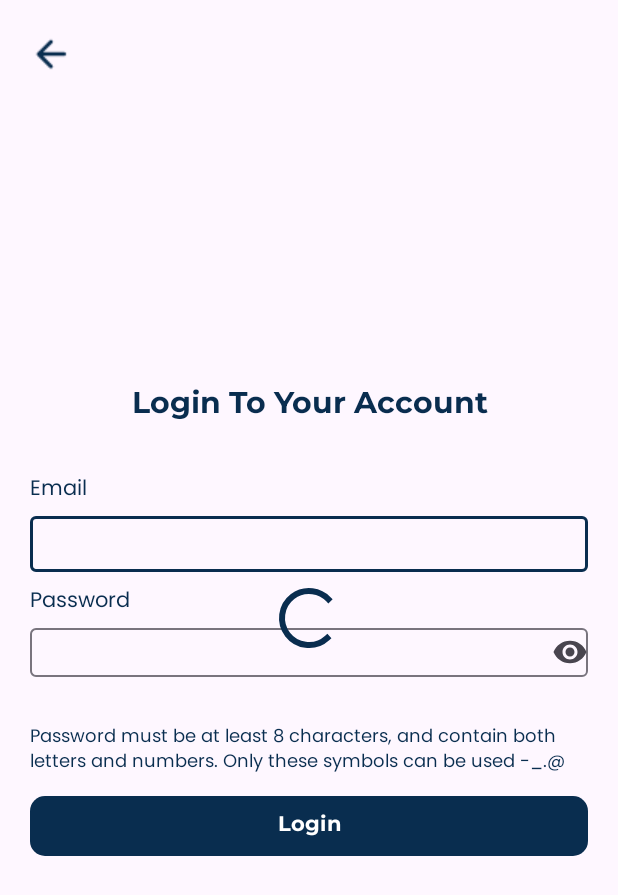
After one commit to Amoure-Fashion-Rent/app-amoure, an Android app: the layout activity_login.xml on its own in the app's theme, with its tools: preview values and no code run, on a phone screen of 412 x 824 dp. The commit adds this screen. Shown: the top 895 px of the screen. Run offline under Robolectric (Android 15) with nearby library versions, the phone set to English and light mode, and no system bars.

Commit message:
feat: add login page

```diff
--- /dev/null
+++ b/app/src/main/java/com/amoure/amoure/customview/EditTextPassword.kt
@@ -0,0 +1,41 @@
+package com.amoure.amoure.customview
+
+import android.content.Context
+import android.graphics.Canvas
+import android.text.Editable
+import android.text.InputType
+import android.text.TextWatcher
+import android.util.AttributeSet
+import android.view.MotionEvent
+import android.view.View
+import androidx.appcompat.widget.AppCompatEditText
+
+class EditTextPassword @JvmOverloads constructor(
+    context: Context, attrs: AttributeSet? = null
+) : AppCompatEditText(context, attrs), View.OnTouchListener {
+
+    init {
+        setOnTouchListener(this)
+        inputType = InputType.TYPE_CLASS_TEXT or InputType.TYPE_TEXT_VARIATION_PASSWORD
+
+        addTextChangedListener(object : TextWatcher {
+            override fun beforeTextChanged(s: CharSequence, start: Int, count: Int, after: Int) {
+            }
+
+            override fun onTextChanged(s: CharSequence, start: Int, before: Int, count: Int) {
+            }
+
+            override fun afterTextChanged(s: Editable) {
+            }
+        })
+    }
+
+    override fun onDraw(canvas: Canvas) {
+        super.onDraw(canvas)
+        textAlignment = View.TEXT_ALIGNMENT_VIEW_START
+    }
+
+    override fun onTouch(v: View?, event: MotionEvent): Boolean {
+        return false
+    }
+}
--- /dev/null
+++ b/app/src/main/java/com/amoure/amoure/data/request/LoginRequest.kt
@@ -0,0 +1,6 @@
+package com.amoure.amoure.data.request
+
+data class LoginRequest (
+    var email: String,
+    var password: String,
+)
--- a/app/src/main/java/com/amoure/amoure/data/response/ErrorsResponse.kt
+++ b/app/src/main/java/com/amoure/amoure/data/response/ErrorResponse.kt
@@ -2,11 +2,6 @@ package com.amoure.amoure.data.response
 
 import com.google.gson.annotations.SerializedName
 
-data class ErrorsResponse(
-
-	@field:SerializedName("ErrorsResponse")
-	val errorsResponse: List<ErrorResponse?>? = null
-)
 
 data class ErrorResponse(
 
--- /dev/null
+++ b/app/src/main/res/layout/activity_login.xml
@@ -0,0 +1,154 @@
+<?xml version="1.0" encoding="utf-8"?>
+<androidx.constraintlayout.widget.ConstraintLayout xmlns:android="http://schemas.android.com/apk/res/android"
+    xmlns:app="http://schemas.android.com/apk/res-auto"
+    xmlns:tools="http://schemas.android.com/tools"
+    android:id="@+id/main"
+    android:layout_width="match_parent"
+    android:layout_height="match_parent"
+    tools:context=".ui.login.LoginActivity">
+
+    <androidx.constraintlayout.widget.Guideline
+        android:id="@+id/guideline"
+        android:layout_width="match_parent"
+        android:layout_height="match_parent"
+        android:orientation="horizontal"
+        app:layout_constraintGuide_percent="0.3"/>
+
+    <TextView
+        android:id="@+id/tv_login_account"
+        android:layout_width="match_parent"
+        android:layout_height="wrap_content"
+        android:layout_marginHorizontal="20dp"
+        android:layout_marginVertical="8dp"
+        android:textSize="20sp"
+        android:text="@string/login_account"
+        android:gravity="center"
+        style="@style/TextHeadline3"
+        app:layout_constraintTop_toBottomOf="@+id/guideline"
+        app:layout_constraintStart_toStartOf="parent"
+        app:layout_constraintEnd_toEndOf="parent"/>
+
+
+    <TextView
+        android:id="@+id/tv_login_email"
+        android:layout_width="wrap_content"
+        android:layout_height="wrap_content"
+        android:text="@string/email"
+        android:textColor="@color/navy_blue_700"
+        android:layout_marginHorizontal="20dp"
+        android:layout_marginTop="30dp"
+        android:labelFor="@+id/ed_login_email"
+        app:layout_constraintTop_toBottomOf="@+id/tv_login_account"
+        app:layout_constraintStart_toStartOf="parent"/>
+
+    <com.google.android.material.textfield.TextInputLayout
+        android:id="@+id/edl_login_email"
+        style="@style/Widget.Material3.TextInputLayout.OutlinedBox"
+        android:layout_width="match_parent"
+        android:layout_height="wrap_content"
+        android:layout_marginHorizontal="20dp"
+        android:layout_marginBottom="12dp"
+        app:endIconMinSize="20dp"
+        app:layout_constraintTop_toBottomOf="@+id/tv_login_email"
+        app:layout_constraintStart_toStartOf="parent"
+        app:layout_constraintEnd_toEndOf="parent">
+
+        <com.google.android.material.textfield.TextInputEditText
+            android:id="@+id/ed_login_email"
+            android:layout_width="match_parent"
+            android:layout_height="wrap_content"
+            android:padding="5dp"
+            tools:ignore="TouchTargetSizeCheck" />
+    </com.google.android.material.textfield.TextInputLayout>
+
+    <TextView
+        android:id="@+id/tv_login_password"
+        android:layout_width="wrap_content"
+        android:layout_height="wrap_content"
+        android:text="@string/password"
+        android:textColor="@color/navy_blue_700"
+        android:layout_marginHorizontal="20dp"
+        android:layout_marginTop="8dp"
+        android:labelFor="@+id/ed_login_password"
+        app:layout_constraintTop_toBottomOf="@+id/edl_login_email"
+        app:layout_constraintStart_toStartOf="parent"/>
+
+    <com.google.android.material.textfield.TextInputLayout
+        android:id="@+id/edl_login_password"
+        style="@style/Widget.Material3.TextInputLayout.OutlinedBox"
+        android:layout_width="match_parent"
+        android:layout_height="wrap_content"
+        android:layout_marginHorizontal="20dp"
+        android:layout_marginBottom="12dp"
+        app:endIconMode="password_toggle"
+        app:endIconMinSize="20dp"
+        app:layout_constraintTop_toBottomOf="@+id/tv_login_password"
+        app:layout_constraintStart_toStartOf="parent"
+        app:layout_constraintEnd_toEndOf="parent">
+
+        <com.amoure.amoure.customview.EditTextPassword
+            android:id="@+id/ed_login_password"
+            android:layout_width="match_parent"
+            android:layout_height="match_parent"
+            android:padding="5dp"
+            android:inputType="textPassword"
+            app:endIconMode="password_toggle"
+            tools:ignore="TouchTargetSizeCheck" />
+    </com.google.android.material.textfield.TextInputLayout>
+
+    <TextView
+        android:id="@+id/tv_login_password_message"
+        android:layout_width="match_parent"
+        android:layout_height="wrap_content"
+        android:text="@string/password_message"
+        android:textColor="@color/navy_blue_700"
+        android:layout_marginHorizontal="20dp"
+        android:layout_marginTop="30dp"
+        android:textSize="12sp"
+        android:labelFor="@+id/ed_login_password"
+        app:layout_constraintTop_toBottomOf="@+id/edl_login_password"
+        app:layout_constraintStart_toStartOf="parent"/>
+
+    <Button
+        android:id="@+id/bt_login"
+        android:layout_width="match_parent"
+        android:layout_height="wrap_content"
+        android:text="@string/login"
+        android:layout_marginHorizontal="20dp"
+        android:layout_marginTop="8dp"
+        style="@style/Widget.App.Button"
+        app:layout_constraintStart_toStartOf="parent"
+        app:layout_constraintEnd_toEndOf="parent"
+        app:layout_constraintTop_toBottomOf="@+id/tv_login_password_message"
+        />
+
+    <Button
+        style="?attr/materialIconButtonStyle"
+        android:id="@+id/bt_back"
+        android:layout_width="wrap_content"
+        android:layout_height="wrap_content"
+        android:contentDescription="@string/back"
+        android:layout_margin="10dp"
+        android:scaleX="1.5"
+        android:scaleY="1.5"
+        app:icon="@drawable/ic_arrow_back_24px"
+        app:layout_constraintStart_toStartOf="parent"
+        app:layout_constraintTop_toTopOf="parent"
+        />
+
+    <ProgressBar
+        android:id="@+id/progress_bar"
+        style="?android:attr/progressBarStyle"
+        android:layout_width="wrap_content"
+        android:layout_height="wrap_content"
+        android:indeterminate="true"
+        android:indeterminateTint="@color/navy_blue_700"
+        android:visibility="gone"
+        android:layout_gravity="center"
+        app:layout_constraintBottom_toBottomOf="parent"
+        app:layout_constraintEnd_toEndOf="parent"
+        app:layout_constraintStart_toStartOf="parent"
+        app:layout_constraintTop_toTopOf="parent"
+        tools:visibility="visible" />
+
+</androidx.constraintlayout.widget.ConstraintLayout>
```
Also changed, not shown: app/src/main/java/com/amoure/amoure/Utils.kt (+16 -0 lines), app/src/main/java/com/amoure/amoure/data/response/LoginResponse.kt (+5 -8 lines), app/src/main/java/com/amoure/amoure/data/retrofit/ApiService.kt (+9 -9 lines), app/src/main/java/com/amoure/amoure/ui/ViewModelFactory.kt (+12 -0 lines), app/src/main/java/com/amoure/amoure/ui/login/LoginActivity.kt (added, +101 -0 lines), app/src/main/java/com/amoure/amoure/ui/login/LoginViewModel.kt (added, +54 -0 lines).
